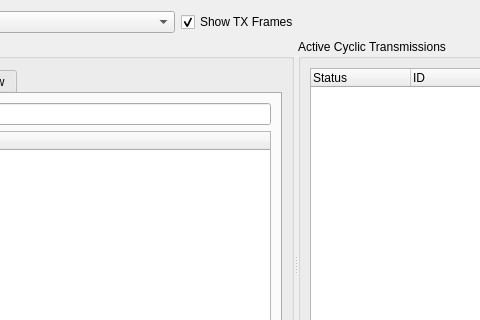
This is src/window/TxGeneratorWindow/TxGeneratorWindow.ui in NightHawk32/CANgaroo as Qt 5 draws it before an edit; both pictures show x 192 to 672 and y 0 to 320 of the 909 by 500 pixel window. The edited form follows.
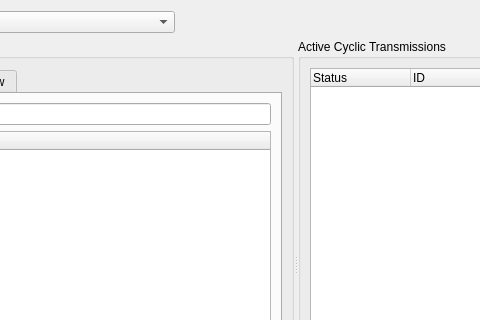
This is the edited form.

```diff
--- a/src/window/TxGeneratorWindow/TxGeneratorWindow.ui
+++ b/src/window/TxGeneratorWindow/TxGeneratorWindow.ui
@@ -39,16 +39,6 @@
        </property>
       </widget>
      </item>
-     <item>
-      <widget class="QCheckBox" name="cbShowInTrace">
-       <property name="text">
-        <string>Show TX Frames</string>
-       </property>
-       <property name="checked">
-        <bool>true</bool>
-       </property>
-      </widget>
-     </item>
      <item>
       <spacer name="horizontalSpacer_Top">
        <property name="orientation">
```
